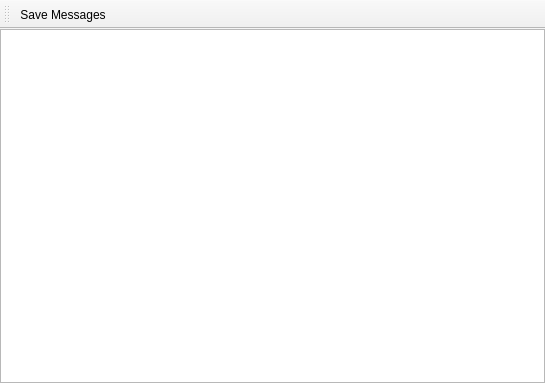
Qt form src/forms/MessagesWindow.ui (WindowDetective/WindowDetective) before a commit.
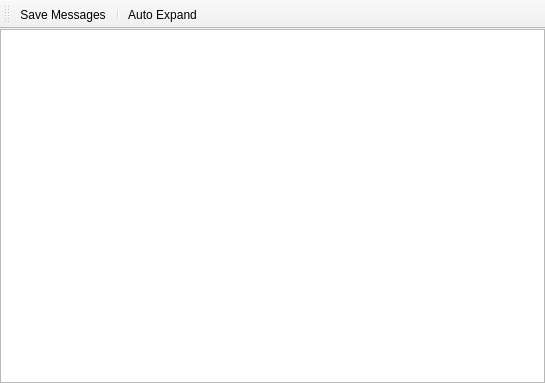
The same form after that commit. Icons and pictures are not drawn. Custom widgets are drawn as their Qt base class.

Diff of the .ui file:
```diff
--- a/src/forms/MessagesWindow.ui
+++ b/src/forms/MessagesWindow.ui
@@ -46,6 +46,12 @@
    <property name="windowTitle">
     <string>toolBar</string>
    </property>
+   <property name="iconSize">
+    <size>
+     <width>16</width>
+     <height>16</height>
+    </size>
+   </property>
    <attribute name="toolBarArea">
     <enum>TopToolBarArea</enum>
    </attribute>
@@ -53,6 +59,8 @@
     <bool>false</bool>
    </attribute>
    <addaction name="actnSave"/>
+   <addaction name="separator"/>
+   <addaction name="actnAutoExpand"/>
   </widget>
   <action name="actnSave">
    <property name="text">
@@ -62,6 +70,21 @@
     <string>Ctrl+S</string>
    </property>
   </action>
+  <action name="actnAutoExpand">
+   <property name="checkable">
+    <bool>true</bool>
+   </property>
+   <property name="icon">
+    <iconset resource="../qt_resources.qrc">
+     <normaloff>:/img/auto_expand.png</normaloff>:/img/auto_expand.png</iconset>
+   </property>
+   <property name="text">
+    <string>Auto Expand</string>
+   </property>
+   <property name="toolTip">
+    <string>Automatically expand each new item</string>
+   </property>
+  </action>
  </widget>
  <customwidgets>
   <customwidget>
```
Left out of the diff: 10 changed lines with no effect on the pictures.
